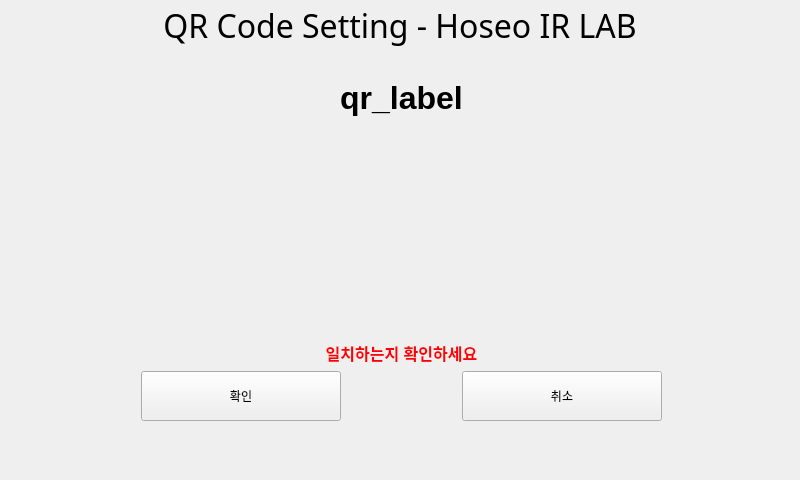
Above: camtest.ui from kangsy0058/NFC_2021_Kiosk before the change. Below: the same form after it.
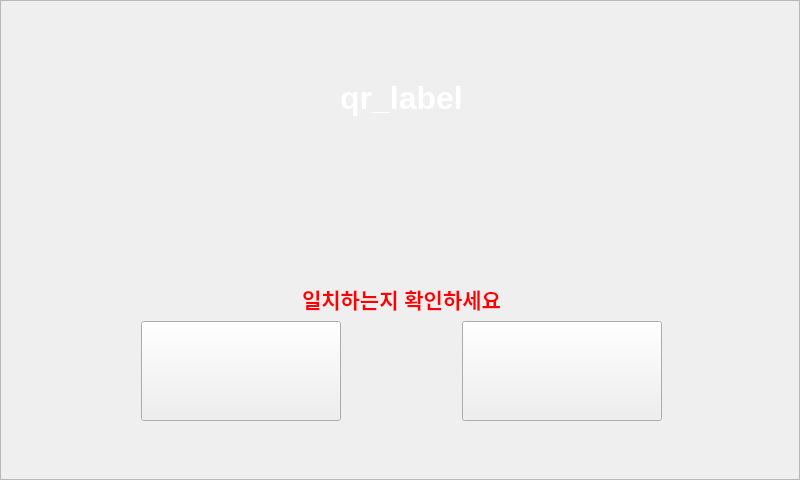
That is the form after the change. Icons and pictures are not drawn.

Diff of the .ui file:
```diff
--- a/camtest.ui
+++ b/camtest.ui
@@ -26,61 +26,6 @@
    <string>MainWindow</string>
   </property>
   <widget class="QWidget" name="centralwidget">
-   <widget class="QLabel" name="top_label">
-    <property name="geometry">
-     <rect>
-      <x>0</x>
-      <y>0</y>
-      <width>800</width>
-      <height>50</height>
-     </rect>
-    </property>
-    <property name="minimumSize">
-     <size>
-      <width>800</width>
-      <height>50</height>
-     </size>
-    </property>
-    <property name="maximumSize">
-     <size>
-      <width>800</width>
-      <height>50</height>
-     </size>
-    </property>
-    <property name="font">
-     <font>
-      <family>Apple SD Gothic Neo</family>
-      <pointsize>24</pointsize>
-     </font>
-    </property>
-    <property name="acceptDrops">
-     <bool>false</bool>
-    </property>
-    <property name="autoFillBackground">
-     <bool>false</bool>
-    </property>
-    <property name="frameShape">
-     <enum>QFrame::NoFrame</enum>
-    </property>
-    <property name="text">
-     <string>QR Code Setting - Hoseo IR LAB</string>
-    </property>
-    <property name="scaledContents">
-     <bool>false</bool>
-    </property>
-    <property name="alignment">
-     <set>Qt::AlignCenter</set>
-    </property>
-    <property name="wordWrap">
-     <bool>false</bool>
-    </property>
-    <property name="openExternalLinks">
-     <bool>false</bool>
-    </property>
-    <property name="textInteractionFlags">
-     <set>Qt::LinksAccessibleByMouse</set>
-    </property>
-   </widget>
    <widget class="QWidget" name="layoutWidget">
     <property name="geometry">
      <rect>
@@ -102,7 +47,7 @@
           </font>
          </property>
          <property name="text">
-          <string>&lt;html&gt;&lt;head/&gt;&lt;body&gt;&lt;p align=&quot;center&quot;&gt;&lt;span style=&quot; font-size:24pt; font-weight:600;&quot;&gt;qr_label&lt;/span&gt;&lt;/p&gt;&lt;/body&gt;&lt;/html&gt;</string>
+          <string>&lt;html&gt;&lt;head/&gt;&lt;body&gt;&lt;p align=&quot;center&quot;&gt;&lt;span style=&quot; font-size:24pt; font-weight:600; color:#ffffff;&quot;&gt;qr_label&lt;/span&gt;&lt;/p&gt;&lt;/body&gt;&lt;/html&gt;</string>
          </property>
          <property name="alignment">
           <set>Qt::AlignCenter</set>
@@ -125,7 +70,7 @@
        <item>
         <widget class="QLabel" name="label">
          <property name="text">
-          <string>&lt;html&gt;&lt;head/&gt;&lt;body&gt;&lt;p align=&quot;center&quot;&gt;&lt;span style=&quot; font-size:12pt; font-weight:600; color:#ff0004;&quot;&gt;일치하는지 확인하세요&lt;/span&gt;&lt;/p&gt;&lt;/body&gt;&lt;/html&gt;</string>
+          <string>&lt;html&gt;&lt;head/&gt;&lt;body&gt;&lt;p align=&quot;center&quot;&gt;&lt;span style=&quot; font-size:16pt; font-weight:600; color:#ff0004;&quot;&gt;일치하는지 확인하세요&lt;/span&gt;&lt;/p&gt;&lt;/body&gt;&lt;/html&gt;</string>
          </property>
         </widget>
        </item>
@@ -138,11 +83,14 @@
          <property name="minimumSize">
           <size>
            <width>200</width>
-           <height>50</height>
+           <height>100</height>
           </size>
          </property>
+         <property name="styleSheet">
+          <string notr="true">background-image: url(:/back/img/[IR]NFC_KIOSK_Yes_btn.png);</string>
+         </property>
          <property name="text">
-          <string>확인</string>
+          <string/>
          </property>
         </widget>
        </item>
@@ -164,11 +112,14 @@
          <property name="minimumSize">
           <size>
            <width>200</width>
-           <height>50</height>
+           <height>100</height>
           </size>
          </property>
+         <property name="styleSheet">
+          <string notr="true">background-image: url(:/back/img/[IR]NFC_KIOSK_No_btn.png);</string>
+         </property>
          <property name="text">
-          <string>취소</string>
+          <string/>
          </property>
         </widget>
        </item>
@@ -176,6 +127,27 @@
      </item>
     </layout>
    </widget>
+   <widget class="QFrame" name="frame">
+    <property name="geometry">
+     <rect>
+      <x>0</x>
+      <y>0</y>
+      <width>800</width>
+      <height>480</height>
+     </rect>
+    </property>
+    <property name="styleSheet">
+     <string notr="true">background-image: url(:/back/img/[IR]NFC_KIOSK_Wifi.png);</string>
+    </property>
+    <property name="frameShape">
+     <enum>QFrame::StyledPanel</enum>
+    </property>
+    <property name="frameShadow">
+     <enum>QFrame::Raised</enum>
+    </property>
+   </widget>
+   <zorder>frame</zorder>
+   <zorder>layoutWidget</zorder>
   </widget>
  </widget>
  <resources/>
```
Left out of the diff: 4 changed lines with no effect on the pictures.
